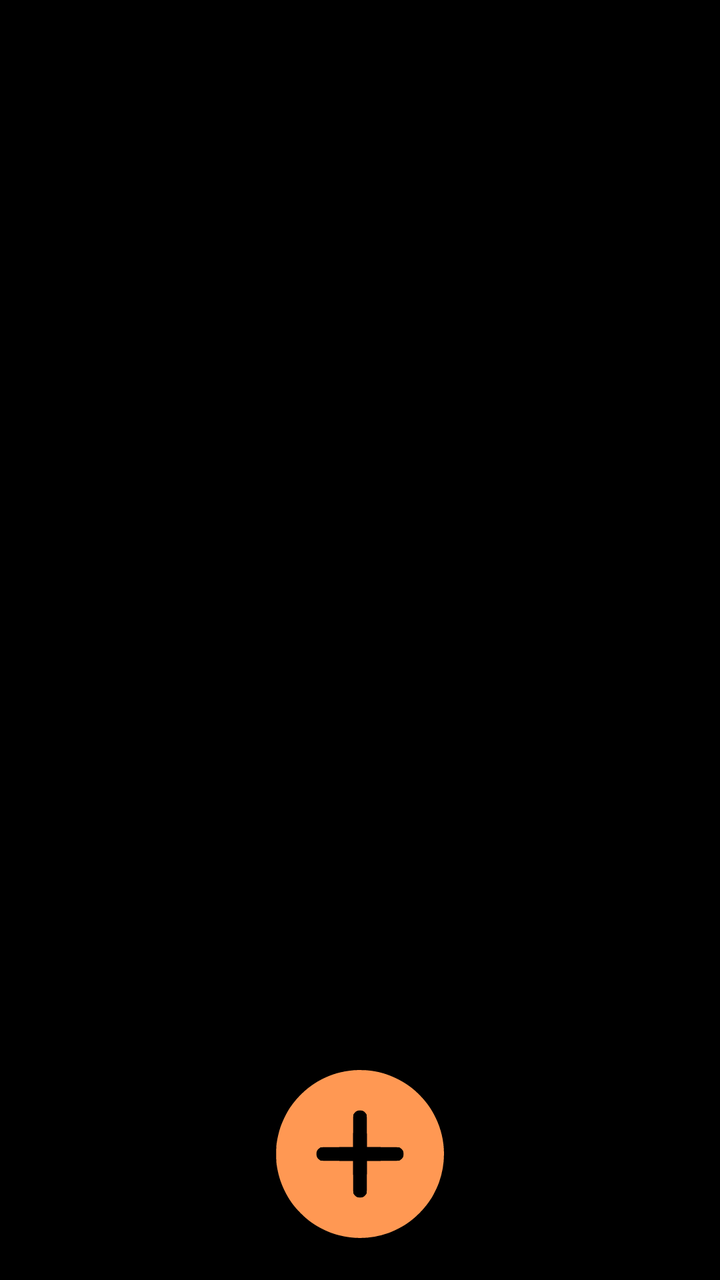
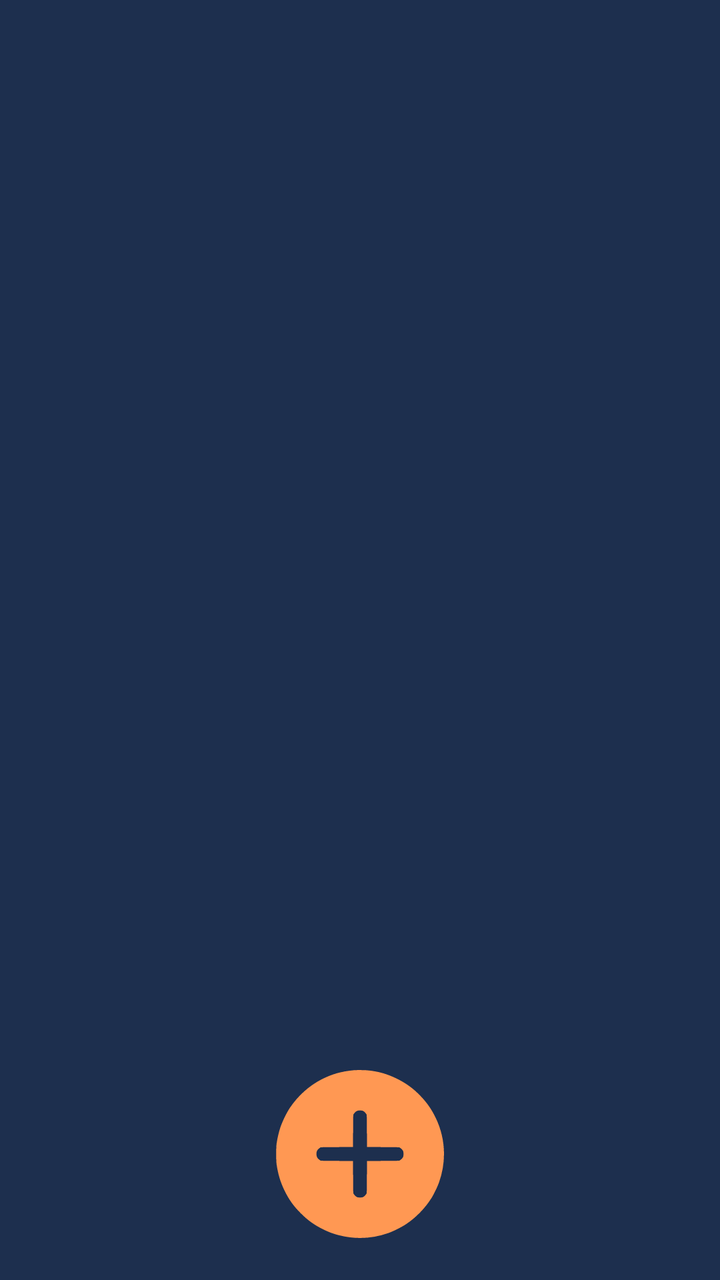

Screens rendered from an Android XML layout before and after an edit, with the pre-edit source and the edit as a unified diff.
<!-- AndroidManifest.xml: application theme Theme.MyApplication -->
<!-- res/layout/activity_alarm_list.xml -->
<?xml version="1.0" encoding="utf-8"?>
<RelativeLayout
    xmlns:android="http://schemas.android.com/apk/res/android"
    xmlns:app="http://schemas.android.com/apk/res-auto"

    android:layout_width="match_parent"
    android:layout_height="match_parent"
    android:orientation="vertical"
    android:background="@color/night">


    <androidx.recyclerview.widget.RecyclerView
        android:id="@+id/alarmListView"
        android:layout_width="match_parent"
        android:layout_height="match_parent"
        />

    <Button
        android:id="@+id/addAlarmButton"
        android:layout_width="84dp"
        android:layout_height="84dp"
        android:background="@drawable/add_alarm_button"
        android:gravity="center"
        android:textSize="50dp"
        android:textAlignment="center"
        android:padding="2dp"
        android:layout_centerInParent="true"
        android:layout_alignParentBottom="true"
        android:layout_marginBottom="21dp"/>

</RelativeLayout>
<!-- resources referenced by this layout -->
<resources>
  <color name="night">#000000</color>
  <!-- drawable add_alarm_button (drawable) -->
  <vector xmlns:android="http://schemas.android.com/apk/res/android"
      android:width="512dp"
      android:height="512dp"
      android:viewportWidth="512"
      android:viewportHeight="512">
  
  
    <path
        android:pathData="M237,0.7c-37.9,3.6 -66.1,11.6 -98,27.8 -37.8,19.3 -71.7,49.7 -96.5,86.5 -10.4,15.6 -23.2,41.9 -29.4,60.5 -4.9,15 -8.9,32.1 -11.3,49 -1.7,11.8 -1.7,51.2 0,63 4.2,29.5 12,55.3 24.2,80 13.7,28 27.2,46.8 49.4,69.1 22.1,22 41.2,35.7 68.1,48.9 18.8,9.2 30.9,13.7 50,18.5 50,12.6 100.2,10.2 149,-7.1 14.9,-5.3 40.7,-18.2 54,-27.1 29.9,-19.9 57.3,-48 76.9,-78.8 7.2,-11.3 18.8,-35.3 23.5,-48.6 23.5,-66.2 19.4,-137.2 -11.5,-199.3 -12.4,-25 -26.3,-44.7 -45.8,-64.8 -21.6,-22.4 -42.8,-37.8 -71.1,-51.8 -29.6,-14.6 -57.2,-22.5 -90,-25.5 -10.2,-0.9 -33.3,-1.1 -41.5,-0.3zM267.4,126c2,1.4 4.9,4.3 6.4,6.4l2.7,3.9 0.5,49.1 0.5,49.1 49.1,0.5 49.1,0.5 3.9,2.7c2.1,1.5 5,4.4 6.4,6.5 2.1,3.1 2.5,4.8 2.5,11.3 0,6.5 -0.4,8.2 -2.5,11.3 -1.4,2.1 -4.3,5 -6.4,6.5l-3.9,2.7 -49.1,0.5 -49.1,0.5 -0.5,49.1 -0.5,49.1 -2.7,3.9c-1.5,2.1 -4.4,5 -6.5,6.4 -3.1,2.1 -4.8,2.5 -11.3,2.5 -6.5,-0 -8.2,-0.4 -11.3,-2.5 -2.1,-1.4 -5,-4.3 -6.5,-6.4l-2.7,-3.9 -0.5,-49.1 -0.5,-49.1 -49.1,-0.5 -49.1,-0.5 -3.9,-2.7c-6.2,-4.4 -8.8,-9 -9.2,-16.7 -0.4,-8.2 2.3,-14.1 8.7,-18.6l4.3,-3 49.1,-0.5 49.2,-0.5 0.5,-49.2 0.5,-49.1 3,-4.3c4.5,-6.4 10.4,-9.1 18.6,-8.7 5,0.3 7.5,1 10.3,2.8z"
        android:fillColor="@color/primary"
        android:strokeColor="#00000000"/>
  </vector>
  <style name="Theme.MyApplication" parent="android:Theme.Material.Light.NoActionBar" />
  <color name="primary">#FF9853</color>
</resources>

<!-- the commit's change to res/layout/activity_alarm_list.xml (unified diff, before → after) -->
@@ -6,7 +6,8 @@
     android:layout_width="match_parent"
     android:layout_height="match_parent"
     android:orientation="vertical"
-    android:background="@color/night">
+    android:background="@color/astronomical"
+    android:paddingTop="8dp">
 
 
     <androidx.recyclerview.widget.RecyclerView
<!-- resource entries referenced after the edit -->
@@ -1,6 +1,6 @@
 <!-- resources referenced by this layout -->
 <resources>
-  <color name="night">#000000</color>
+  <color name="astronomical">#1D2F4E</color>
   <!-- drawable add_alarm_button (drawable) -->
   <vector xmlns:android="http://schemas.android.com/apk/res/android"
       android:width="512dp"
